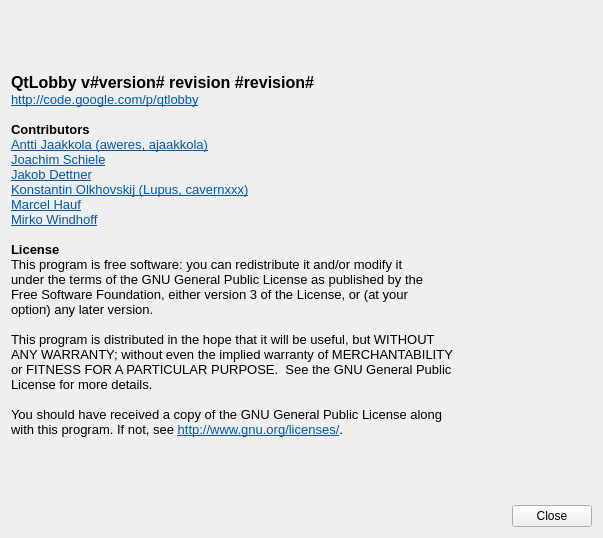
Old version of the form ui/AboutWidget.ui in the repository tizbac/qtlobby.
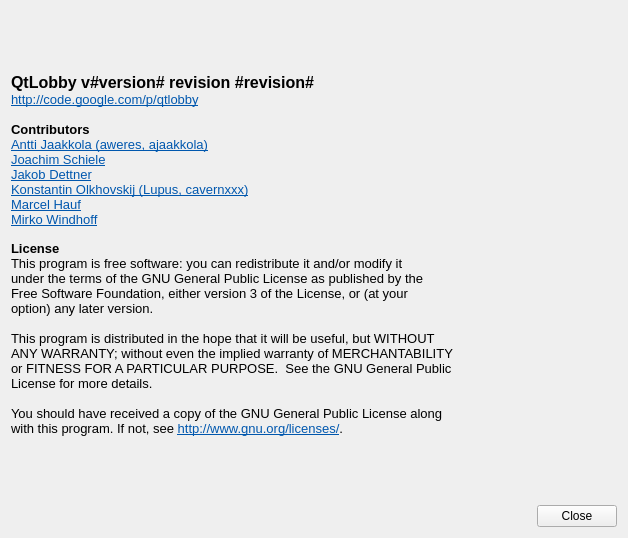
New version of the form. Icons and pictures are not drawn.

Commit message: Fixed logo in about, includes issues

The edit to the form file:
```diff
--- a/ui/AboutWidget.ui
+++ b/ui/AboutWidget.ui
@@ -6,7 +6,7 @@
    <rect>
     <x>0</x>
     <y>0</y>
-    <width>603</width>
+    <width>628</width>
     <height>538</height>
    </rect>
   </property>
@@ -16,14 +16,34 @@
   <layout class="QGridLayout" name="gridLayout_2">
    <item row="0" column="0">
     <layout class="QGridLayout" name="gridLayout">
-     <item row="0" column="0" colspan="2">
+     <item row="2" column="0">
+      <spacer name="horizontalSpacer">
+       <property name="orientation">
+        <enum>Qt::Horizontal</enum>
+       </property>
+       <property name="sizeHint" stdset="0">
+        <size>
+         <width>298</width>
+         <height>20</height>
+        </size>
+       </property>
+      </spacer>
+     </item>
+     <item row="2" column="1">
+      <widget class="QPushButton" name="pushButton">
+       <property name="text">
+        <string>Close</string>
+       </property>
+      </widget>
+     </item>
+     <item row="0" column="0">
       <widget class="QLabel" name="label">
        <property name="text">
         <string>&lt;!DOCTYPE HTML PUBLIC &quot;-//W3C//DTD HTML 4.0//EN&quot; &quot;http://www.w3.org/TR/REC-html40/strict.dtd&quot;&gt;
 &lt;html&gt;&lt;head&gt;&lt;meta name=&quot;qrichtext&quot; content=&quot;1&quot; /&gt;&lt;style type=&quot;text/css&quot;&gt;
 p, li { white-space: pre-wrap; }
 &lt;/style&gt;&lt;/head&gt;&lt;body style=&quot; font-family:'DejaVu Sans'; font-size:9pt; font-weight:400; font-style:normal;&quot;&gt;
-&lt;p style=&quot; margin-top:0px; margin-bottom:0px; margin-left:0px; margin-right:0px; -qt-block-indent:0; text-indent:0px;&quot;&gt;&lt;img src=&quot;:/icons/qtlobby-logo-64x64.png&quot; /&gt;&lt;/p&gt;
+&lt;p style=&quot; margin-top:0px; margin-bottom:0px; margin-left:0px; margin-right:0px; -qt-block-indent:0; text-indent:0px;&quot;&gt;&lt;img src=&quot;#logo_icon#&quot; /&gt;&lt;/p&gt;
 &lt;p style=&quot; margin-top:0px; margin-bottom:0px; margin-left:0px; margin-right:0px; -qt-block-indent:0; text-indent:0px;&quot;&gt;&lt;span style=&quot; font-family:'Verdana'; font-size:12pt; font-weight:600;&quot;&gt;QtLobby v#version# revision #revision#&lt;/span&gt;&lt;/p&gt;
 &lt;p style=&quot; margin-top:0px; margin-bottom:0px; margin-left:0px; margin-right:0px; -qt-block-indent:0; text-indent:0px;&quot;&gt;&lt;a href=&quot;http://code.google.com/p/qtlobby/&quot;&gt;&lt;span style=&quot; font-family:'Verdana'; font-size:10pt; text-decoration: underline; color:#0057ae;&quot;&gt;http://code.google.com/p/qtlobby&lt;/span&gt;&lt;/a&gt;&lt;/p&gt;
 &lt;p style=&quot;-qt-paragraph-type:empty; margin-top:0px; margin-bottom:0px; margin-left:0px; margin-right:0px; -qt-block-indent:0; text-indent:0px; font-family:'Sans Serif'; font-size:10pt;&quot;&gt;&lt;/p&gt;
@@ -34,7 +54,7 @@
 &lt;p style=&quot; margin-top:0px; margin-bottom:0px; margin-left:0px; margin-right:0px; -qt-block-indent:0; text-indent:0px;&quot;&gt;&lt;a href=&quot;http://code.google.com/u/cavernxxx/&quot;&gt;&lt;span style=&quot; font-family:'Verdana'; font-size:10pt; text-decoration: underline; color:#0057ae;&quot;&gt;Konstantin Olkhovskij (Lupus, cavernxxx)&lt;/span&gt;&lt;/a&gt;&lt;/p&gt;
 &lt;p style=&quot; margin-top:0px; margin-bottom:0px; margin-left:0px; margin-right:0px; -qt-block-indent:0; text-indent:0px;&quot;&gt;&lt;a href=&quot;http://code.google.com/u/marcel.hauf/&quot;&gt;&lt;span style=&quot; font-family:'Verdana'; font-size:10pt; text-decoration: underline; color:#0057ae;&quot;&gt;Marcel Hauf&lt;/span&gt;&lt;/a&gt;&lt;/p&gt;
 &lt;p style=&quot; margin-top:0px; margin-bottom:0px; margin-left:0px; margin-right:0px; -qt-block-indent:0; text-indent:0px;&quot;&gt;&lt;a href=&quot;http://mirko.windhoff.net&quot;&gt;&lt;span style=&quot; font-family:'Verdana'; font-size:10pt; text-decoration: underline; color:#0057ae;&quot;&gt;Mirko Windhoff&lt;/span&gt;&lt;/a&gt;&lt;/p&gt;
-&lt;p style=&quot;-qt-paragraph-type:empty; margin-top:0px; margin-bottom:0px; margin-left:0px; margin-right:0px; -qt-block-indent:0; text-indent:0px; font-family:'Sans Serif'; font-size:10pt;&quot;&gt;&lt;/p&gt;
+&lt;p style=&quot;-qt-paragraph-type:empty; margin-top:0px; margin-bottom:0px; margin-left:0px; margin-right:0px; -qt-block-indent:0; text-indent:0px;&quot;&gt;&lt;/p&gt;
 &lt;p style=&quot; margin-top:0px; margin-bottom:0px; margin-left:0px; margin-right:0px; -qt-block-indent:0; text-indent:0px;&quot;&gt;&lt;span style=&quot; font-family:'Sans Serif'; font-size:10pt; font-weight:600;&quot;&gt;License&lt;/span&gt;&lt;/p&gt;
 &lt;p style=&quot; margin-top:0px; margin-bottom:0px; margin-left:0px; margin-right:0px; -qt-block-indent:0; text-indent:0px;&quot;&gt;&lt;span style=&quot; font-family:'Sans Serif'; font-size:10pt;&quot;&gt;This program is free software: you can redistribute it and/or modify it &lt;/span&gt;&lt;/p&gt;
 &lt;p style=&quot; margin-top:0px; margin-bottom:0px; margin-left:0px; margin-right:0px; -qt-block-indent:0; text-indent:0px;&quot;&gt;&lt;span style=&quot; font-family:'Sans Serif'; font-size:10pt;&quot;&gt;under the terms of the GNU General Public License as published by the &lt;/span&gt;&lt;/p&gt;
@@ -52,26 +72,6 @@
        </property>
       </widget>
      </item>
-     <item row="1" column="0">
-      <spacer name="horizontalSpacer">
-       <property name="orientation">
-        <enum>Qt::Horizontal</enum>
-       </property>
-       <property name="sizeHint" stdset="0">
-        <size>
-         <width>298</width>
-         <height>20</height>
-        </size>
-       </property>
-      </spacer>
-     </item>
-     <item row="1" column="1">
-      <widget class="QPushButton" name="pushButton">
-       <property name="text">
-        <string>Close</string>
-       </property>
-      </widget>
-     </item>
     </layout>
    </item>
   </layout>
```
The commit also changes 3 other files.
